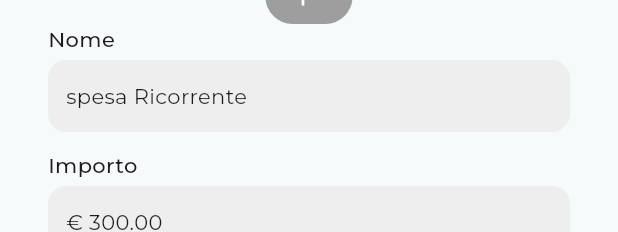
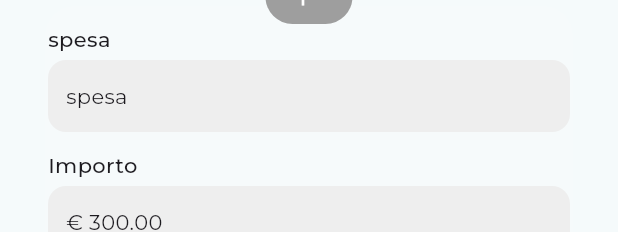
Before and after one commit to spartan0695/BudgetAPP, a Flutter app: the MovimentoPopup widget shown alone on an empty page, opened directly with empty values, on a phone screen of 412 x 824 dp. Shown: the top 232 px of the screen. Run offline on Flutter 3.47's test engine with Material 3 defaults, Android fonts, the phone set to English and light mode, and no system bars; our stand-ins replace google_fonts.

Commit message:
update 2

```diff
--- a/lib/widgets/add_button_menu.dart
+++ b/lib/widgets/add_button_menu.dart
@@ -19,7 +19,7 @@ class AddButtonsMenu extends StatelessWidget {
         ElevatedButton(
           onPressed: onAddEntry,
           style: primaryButtonStyle, // 🔥 definito in styles.dart
-          child: const Text("Entratas", style: buttonText),
+          child: const Text("Entratdfds", style: buttonText),
         ),
         ElevatedButton(
           onPressed: onAddExpense,
--- a/lib/widgets/popup_add.dart
+++ b/lib/widgets/popup_add.dart
@@ -1,6 +1,8 @@
 import 'package:budget_app/styles.dart';
 import 'package:flutter/material.dart';
 import 'popup_tag.dart';
+import '../skinStyle/styledTextField.dart';
+import '../skinStyle/displayField.dart';
 
 void showAddEntryPopup({
   required BuildContext context,
@@ -43,7 +45,7 @@ class MovimentoPopup extends StatelessWidget {
   @override
   Widget build(BuildContext context) {
     // Dati fittizi
-    const String nome = 'spesa Ricorrente';
+    const String nome = 'spesa';
     const String importo = '€ 300.00';
     const String data = '12 Maggio';
     const bool ricorrente = true;
@@ -69,7 +71,8 @@ class MovimentoPopup extends StatelessWidget {
               children: [
 
                 const SizedBox(height: 10),
-                _buildField(label: 'Nome', value: nome),
+                //_buildField(label: 'Nome', value: nome),
+                DisplayField(label: nome, value: nome),
                 _buildField(label: 'Importo', value: importo),
                 _buildField(label: 'Data', value: data),
 
```
